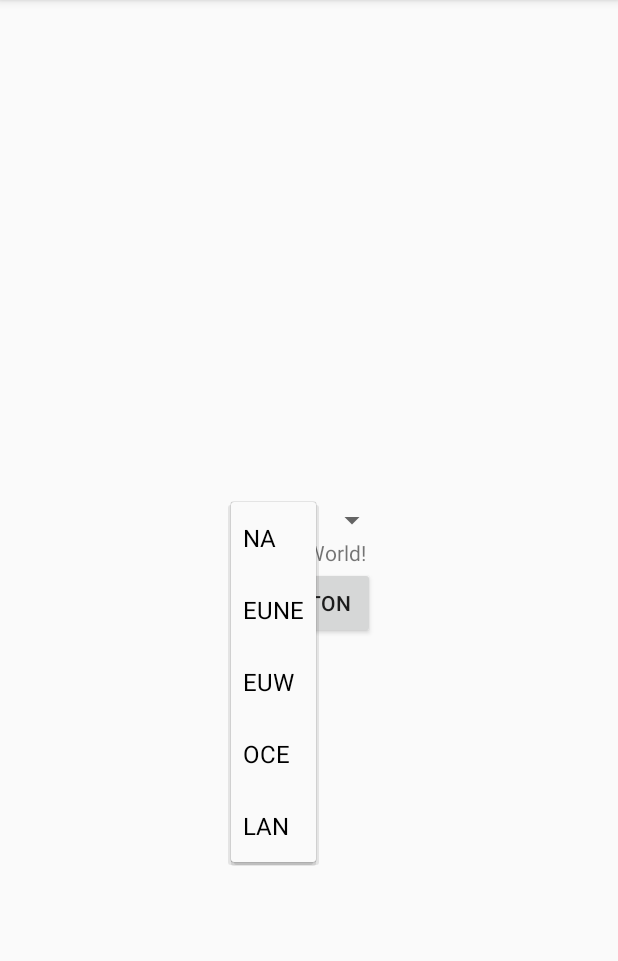
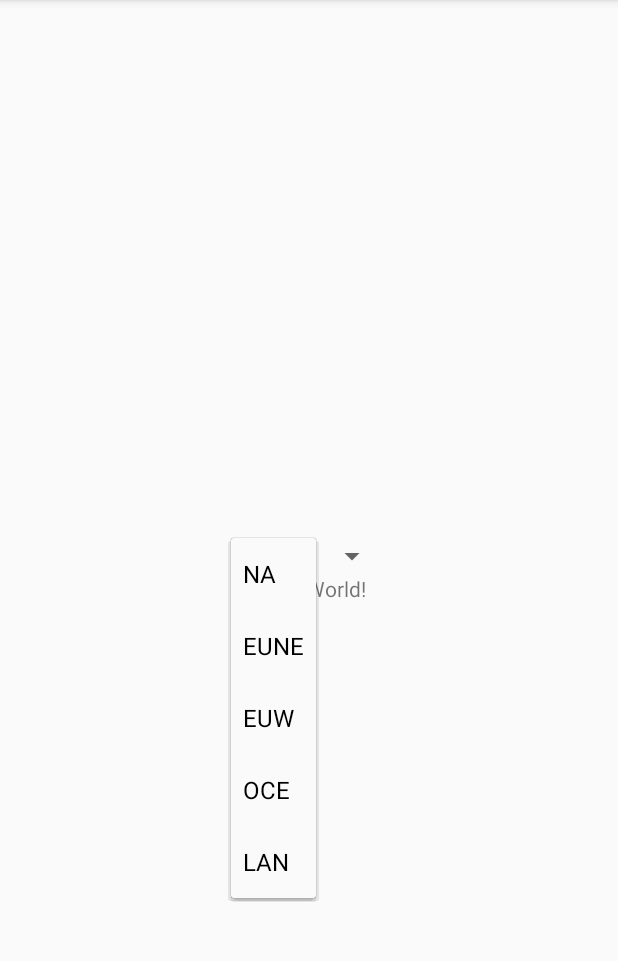
Before and after one commit to person808/LeaguePingTest, an Android app: the screen it shows after launch (MainActivity), after a tap on "NA", on a phone screen of 412 x 824 dp, the part 84-1045 px from its top. Run offline under Robolectric (Android 15) with nearby library versions, the phone set to English and light mode, and no system bars; libraries missing offline, so code that uses them is left out: kotlinx.coroutines.experimental, org.icmp4j; 1 statement that could not run was skipped.

Commit message:
Get rid of button.

```diff
--- a/app/src/main/java/com/example/leaguepingtest/MainActivity.kt
+++ b/app/src/main/java/com/example/leaguepingtest/MainActivity.kt
@@ -5,11 +5,8 @@ import android.support.v7.app.AppCompatActivity
 import android.util.Log
 import android.view.View
 import android.widget.*
-import kotlinx.coroutines.experimental.Deferred
+import kotlinx.coroutines.experimental.*
 import kotlinx.coroutines.experimental.android.UI
-import kotlinx.coroutines.experimental.async
-import kotlinx.coroutines.experimental.delay
-import kotlinx.coroutines.experimental.launch
 import org.icmp4j.IcmpPingUtil
 
 val IP_ADDRESSES = mapOf(
@@ -22,32 +19,23 @@ val IP_ADDRESSES = mapOf(
 class MainActivity : AppCompatActivity(), AdapterView.OnItemSelectedListener {
 
     val textView: TextView by lazy { findViewById<TextView>(R.id.textView) }
-    val button: Button by lazy { findViewById<Button>(R.id.button) }
     val spinner: Spinner by lazy { findViewById<Spinner>(R.id.spinner) }
     private var ipAddress = IP_ADDRESSES["NA"]!!
+
 
     override fun onCreate(savedInstanceState: Bundle?) {
         super.onCreate(savedInstanceState)
         setContentView(R.layout.activity_main)
 
         val adapter = ArrayAdapter.createFromResource(this,
-                R.array.servers, android.R.layout.simple_spinner_item)
-        adapter.setDropDownViewResource(android.R.layout.simple_spinner_dropdown_item)
+                R.array.servers, android.R.layout.simple_spinner_item).apply {
+            setDropDownViewResource(android.R.layout.simple_spinner_dropdown_item)
+        }
         spinner.adapter = adapter
         spinner.onItemSelectedListener = this
 
-        button.setOnClickListener({ runPingTest() })
-    }
-
-    override fun onItemSelected(parent: AdapterView<*>?, view: View?, position: Int, id: Long) {
-        ipAddress = IP_ADDRESSES[parent?.getItemAtPosition(position)]!!
-    }
-
-    override fun onNothingSelected(parent: AdapterView<*>?) {}
-
-    private fun runPingTest() {
         launch(UI) {
-            while (true) {
+            while (isActive) {
                 val ping = getPing(ipAddress).await()
                 when (ping) {
                     is PingStatus.Success -> {
@@ -59,6 +47,12 @@ class MainActivity : AppCompatActivity(), AdapterView.OnItemSelectedListener {
             }
         }
     }
+
+    override fun onItemSelected(parent: AdapterView<*>?, view: View?, position: Int, id: Long) {
+        ipAddress = IP_ADDRESSES[parent?.getItemAtPosition(position)]!!
+    }
+
+    override fun onNothingSelected(parent: AdapterView<*>?) {}
 
     private fun getPing(address: String): Deferred<PingStatus> = async {
         val pingRequest = IcmpPingUtil.createIcmpPingRequest().apply {
--- a/app/src/main/res/layout/activity_main.xml
+++ b/app/src/main/res/layout/activity_main.xml
@@ -22,25 +22,12 @@
         android:id="@+id/textView"
         android:layout_width="wrap_content"
         android:layout_height="wrap_content"
+        android:layout_marginBottom="8dp"
         android:text="Hello World!"
-        app:layout_constraintBottom_toTopOf="@+id/button"
+        app:layout_constraintBottom_toBottomOf="parent"
         app:layout_constraintHorizontal_bias="0.5"
         app:layout_constraintLeft_toLeftOf="parent"
         app:layout_constraintRight_toRightOf="parent"
         app:layout_constraintTop_toBottomOf="@+id/spinner" />
 
-    <Button
-        android:id="@+id/button"
-        android:layout_width="wrap_content"
-        android:layout_height="wrap_content"
-        android:layout_marginBottom="8dp"
-        android:layout_marginEnd="8dp"
-        android:layout_marginStart="8dp"
-        android:text="Button"
-        app:layout_constraintBottom_toBottomOf="parent"
-        app:layout_constraintEnd_toEndOf="parent"
-        app:layout_constraintHorizontal_bias="0.5"
-        app:layout_constraintStart_toStartOf="parent"
-        app:layout_constraintTop_toBottomOf="@+id/textView" />
-
 </android.support.constraint.ConstraintLayout>
--- a/app/src/main/res/values/strings.xml
+++ b/app/src/main/res/values/strings.xml
@@ -1,5 +1,6 @@
 <resources>
     <string name="app_name">League Ping Test</string>
+    <string name="start_test">Start Test</string>
     <string-array name="servers">
         <item>NA</item>
         <item>EUNE</item>
```
